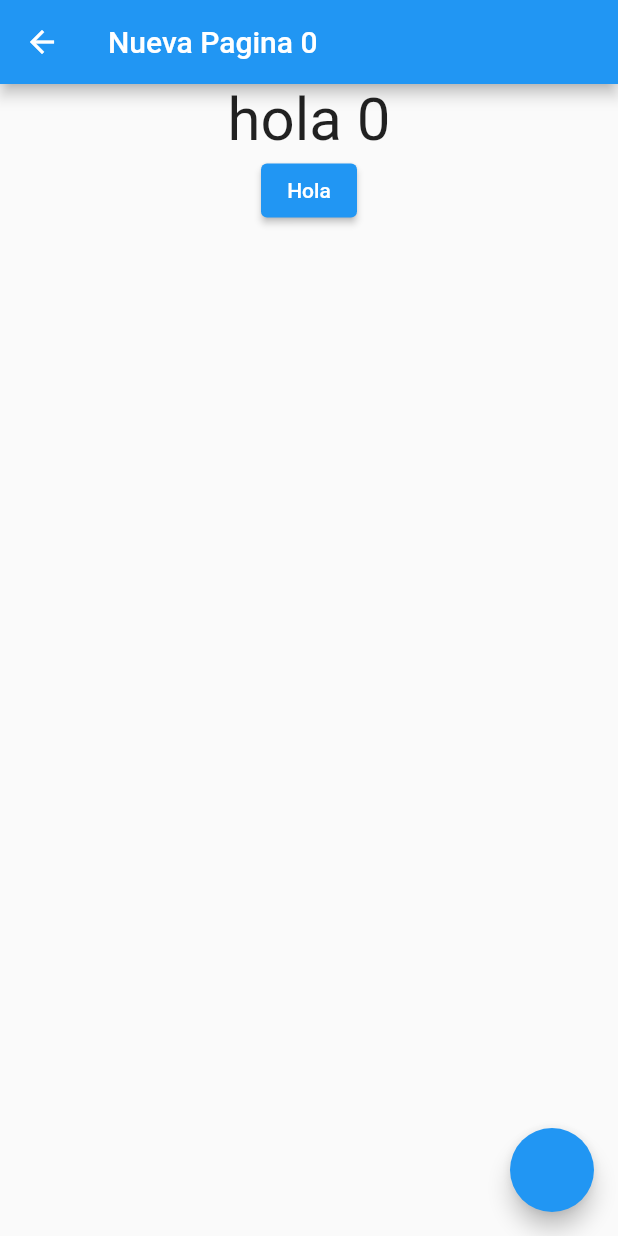
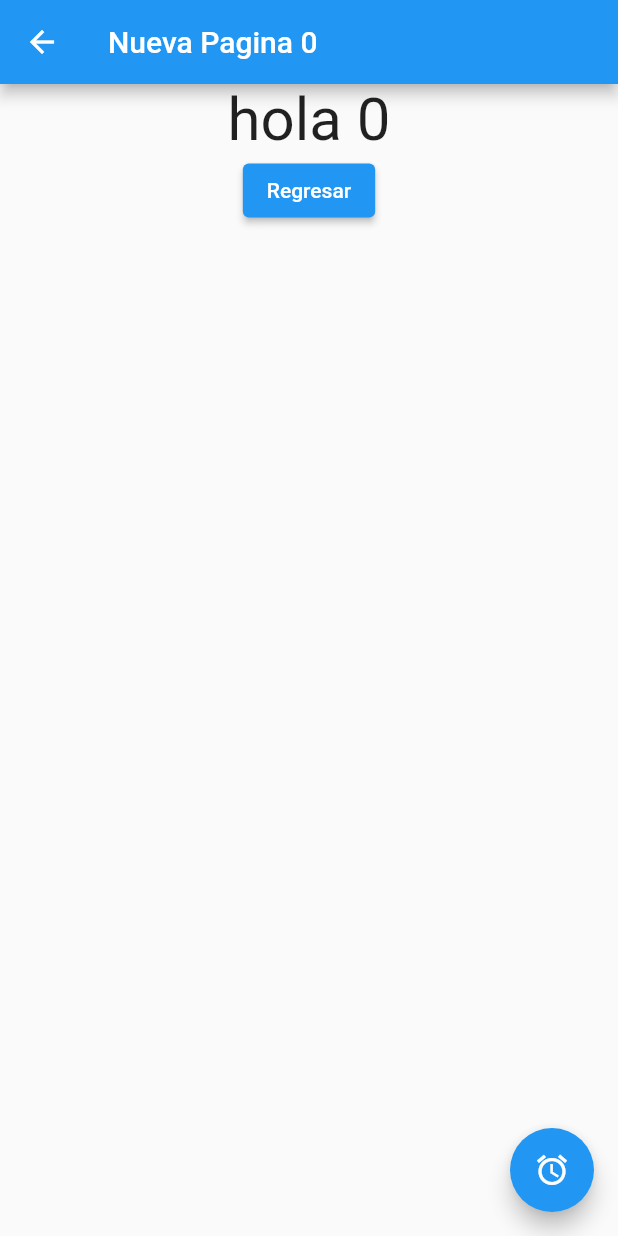
Before and after one commit to crashbit/mpoo2022-2, a Flutter app: the screen it shows after launch, after a tap on "Hola mundo", on a phone screen of 412 x 824 dp. Run offline on Flutter 3.47's test engine with Material 2 defaults, Android fonts, the phone set to English and light mode, and no system bars.

Commit message:
New function added

```diff
--- a/cardsflutter/lib/Ejercicio1.dart
+++ b/cardsflutter/lib/Ejercicio1.dart
@@ -25,13 +25,7 @@ class Ejercicio1 extends StatelessWidget {
       child: ListTile(
         onTap: () {
           print("Tocaron $index");
-          final resultado = Navigator.push(
-              context,
-              MaterialPageRoute(
-                  builder: (context) => NuevaPagina(
-                        numero: index,
-                      )));
-          print(resultado);
+          otraPagina(context, index);
         },
         title: Text(titulo),
         subtitle: Text("Subtitulo"),
@@ -40,4 +34,10 @@ class Ejercicio1 extends StatelessWidget {
       ),
     );
   }
+
+  void otraPagina(BuildContext context, int index) async {
+    final result = await Navigator.push(context,
+        MaterialPageRoute(builder: (context) => NuevaPagina(numero: index)));
+    print("regreso $result");
+  }
 }// Fin de la clase
--- a/cardsflutter/lib/NuevaPagina.dart
+++ b/cardsflutter/lib/NuevaPagina.dart
@@ -20,9 +20,9 @@ class _NuevaPaginaState extends State<NuevaPagina> {
           Text("hola ${widget.numero}", style: TextStyle(fontSize: 40)),
           ElevatedButton(
             onPressed: () {
-              Navigator.pop(context, "Hola");
+              Navigator.pop(context, widget.numero);
             },
-            child: Text("Hola"),
+            child: Text("Regresar"),
           ),
         ],
       )),
@@ -32,6 +32,7 @@ class _NuevaPaginaState extends State<NuevaPagina> {
             widget.numero = widget.numero! + 1;
           });
         },
+        child: Icon(Icons.access_alarms),
       ),
     );
   }
```
